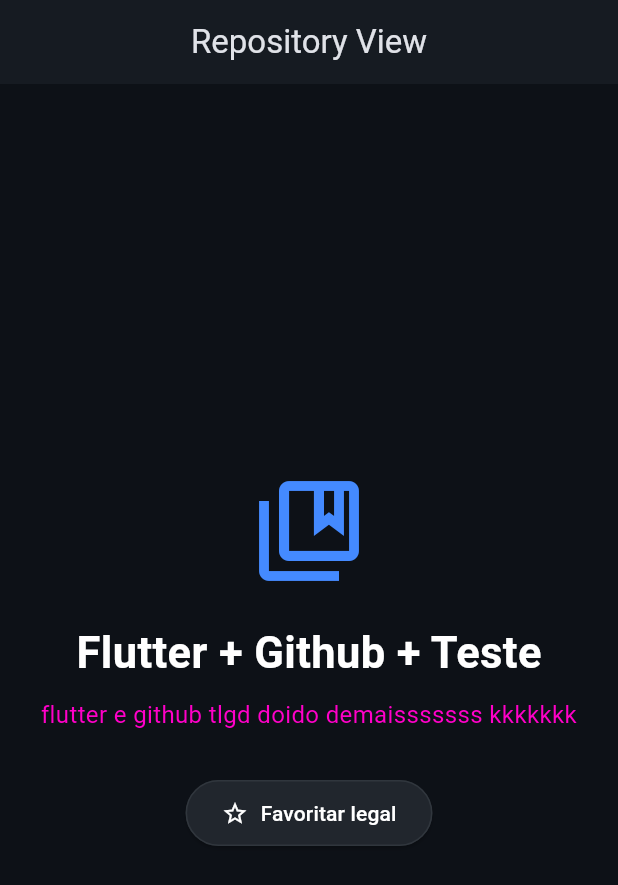
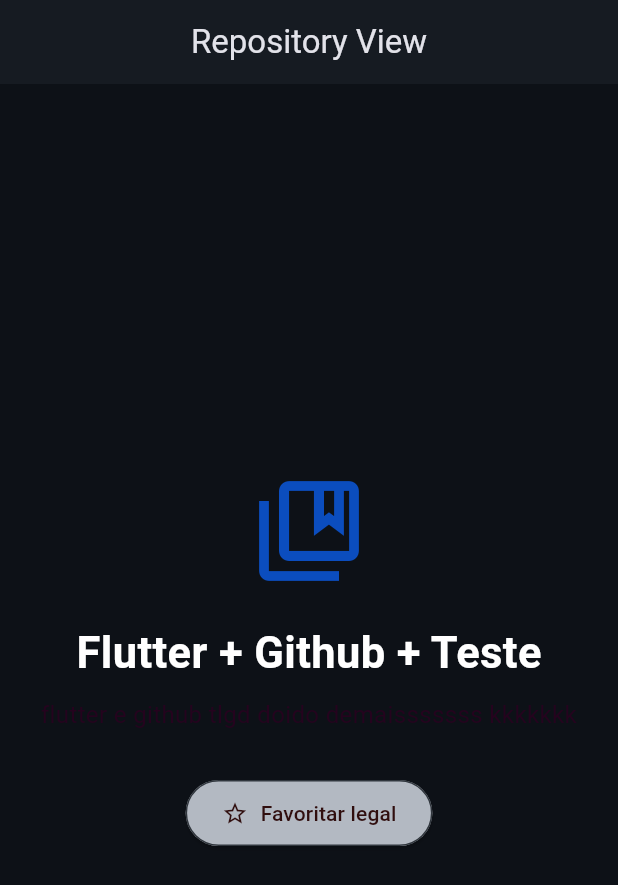
Before and after one commit to mateusoares10hp-hub/atividadegithub, a Flutter app: the screen it shows after launch, on a phone screen of 412 x 824 dp. Shown: the top 885 px of the screen. Run offline on Flutter 3.47's test engine with Material 3 defaults, Android fonts, the phone set to English and light mode, and no system bars.

Commit message:
Update main.dart

```diff
--- a/lib/main.dart
+++ b/lib/main.dart
@@ -14,7 +14,7 @@
       title: 'GitHub Project UI Insano',
       theme: ThemeData(
         colorScheme: ColorScheme.fromSeed(
-          seedColor: const Color(0xFF24292F),
+          seedColor: const Color.fromARGB(255, 0, 115, 255),
           brightness: Brightness.dark,
         ),
         scaffoldBackgroundColor: const Color(0xFF0D1117),
@@ -45,7 +45,7 @@
               const Icon(
                 Icons.collections_bookmark_outlined,
                 size: 80,
-                color: Colors.blueAccent,
+                color: Color.fromARGB(255, 11, 77, 190),
               ),
               const SizedBox(height: 20),
               const Text(
@@ -62,7 +62,7 @@
                 textAlign: TextAlign.center,
                 style: TextStyle(
                   fontSize: 16,
-                  color: Color.fromARGB(255, 255, 0, 200),
+                  color: Color.fromARGB(255, 37, 3, 30),
                 ),
               ),
               const SizedBox(height: 30),
@@ -71,8 +71,8 @@
                 icon: const Icon(Icons.star_border),
                 label: const Text('Favoritar legal'),
                 style: ElevatedButton.styleFrom(
-                  backgroundColor: const Color(0xFF21262D),
-                  foregroundColor: Colors.white,
+                  backgroundColor: const Color.fromARGB(255, 179, 185, 194),
+                  foregroundColor: const Color.fromARGB(255, 48, 14, 14),
                   padding: const EdgeInsets.symmetric(
                     horizontal: 24,
                     vertical: 12,
```
